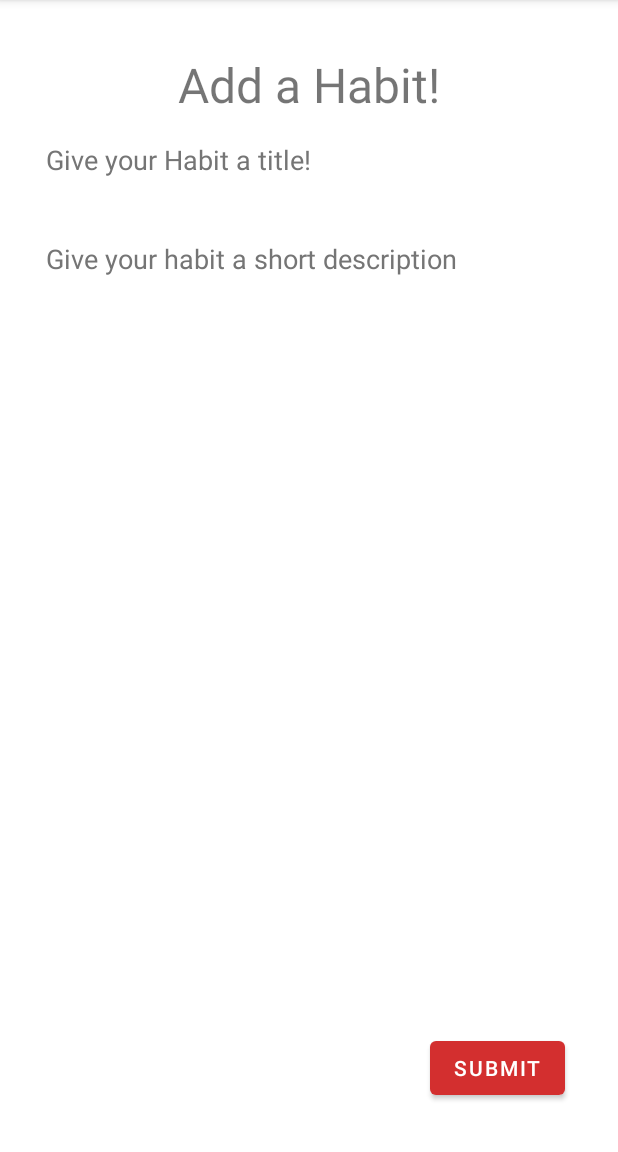
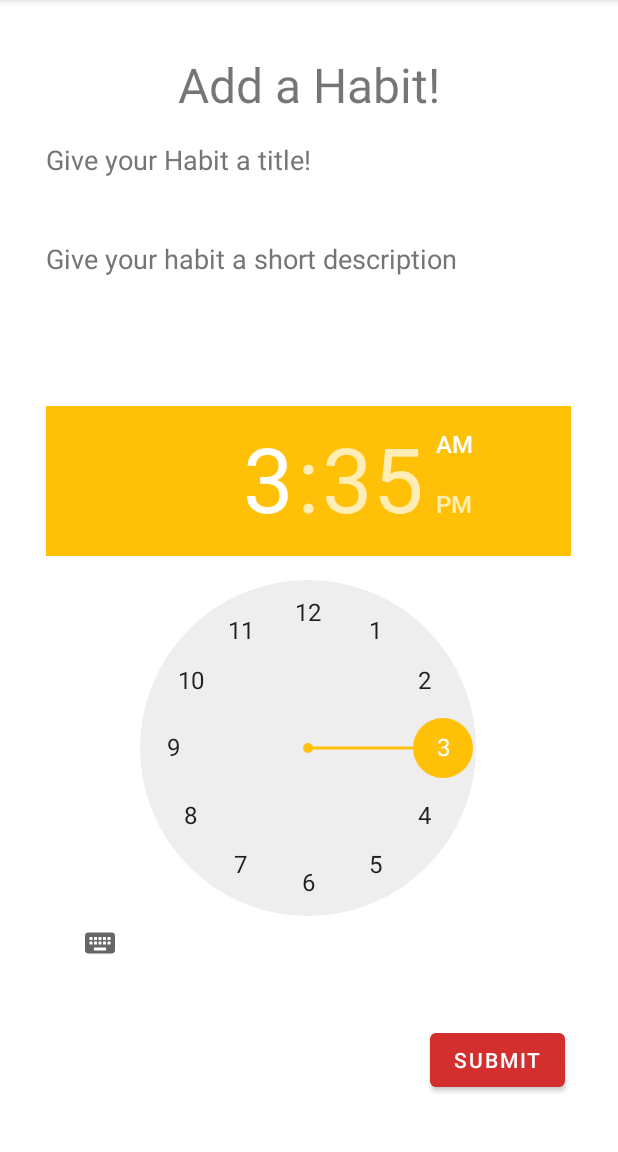
Before and after one commit to IBRice101/CMP309-Moodr, an Android app: the CreateHabitsActivity screen opened directly, with no data from a screen before it, on a phone screen of 412 x 824 dp, the part 84-1236 px from its top. Run offline under Robolectric (Android 15) with nearby library versions, the phone set to English and light mode, and no system bars; 2 statements that could not run were skipped.

Commit message:
add habit to database

```diff
--- a/app/src/main/java/com/ibrice/moodr/diary/InputActivity.java
+++ b/app/src/main/java/com/ibrice/moodr/diary/InputActivity.java
@@ -27,7 +27,7 @@ public class InputActivity extends AppCompatActivity {
 
         setTitle("Add New Diary Entry");
 
-        Button btnSubmit = findViewById(R.id.btnSubmit);
+        Button btnSubmitDiary = findViewById(R.id.btnSubmitHabit);
         edittxtTitle = findViewById(R.id.edittxtTitle);
         edittxtDiary = findViewById(R.id.edittxtDiary);
 
@@ -62,7 +62,7 @@ public class InputActivity extends AppCompatActivity {
             Toast.makeText(this, "You're feeling " + mood, Toast.LENGTH_SHORT).show();
         });
 
-        btnSubmit.setOnClickListener(v -> {
+        btnSubmitDiary.setOnClickListener(v -> {
             String title = edittxtTitle.getText().toString();
             String entry = edittxtDiary.getText().toString();
 
@@ -82,7 +82,7 @@ public class InputActivity extends AppCompatActivity {
 
                 dbManager.insertDiary(title, mood, entry);
 
-                Toast.makeText(this, "Entry added", Toast.LENGTH_SHORT).show();
+                Toast.makeText(this, "Entry added!", Toast.LENGTH_SHORT).show();
                 Intent returnToMain = new Intent(InputActivity.this, MainActivity.class).setFlags(Intent.FLAG_ACTIVITY_CLEAR_TOP);
                 startActivity(returnToMain);
 
--- a/app/src/main/java/com/ibrice/moodr/habits/CreateHabitsActivity.java
+++ b/app/src/main/java/com/ibrice/moodr/habits/CreateHabitsActivity.java
@@ -2,17 +2,56 @@ package com.ibrice.moodr.habits;
 
 import androidx.appcompat.app.AppCompatActivity;
 
+import android.content.Intent;
 import android.os.Bundle;
+import android.widget.Button;
+import android.widget.EditText;
+import android.widget.TimePicker;
+import android.widget.Toast;
 
 import com.ibrice.moodr.R;
+import com.ibrice.moodr.database.DBManager;
 
 public class CreateHabitsActivity extends AppCompatActivity {
+
+    TimePicker timePicker;
 
     @Override
     protected void onCreate(Bundle savedInstanceState) {
         super.onCreate(savedInstanceState);
         setContentView(R.layout.activity_create_habits);
 
-        //TODO: Add Habits stuff
+        int hour = timePicker.getHour();
+        int minute = timePicker.getMinute();
+
+        String timePicked = hour + ":" + minute;
+
+        Button btnSubmitHabit = findViewById(R.id.btnSubmitHabit);
+        EditText edittxtHabitTitle = findViewById(R.id.edittxtHabitTitle);
+        EditText edittxtHabitDescription = findViewById(R.id.edittxtHabitDescription);
+
+        btnSubmitHabit.setOnClickListener(v -> {
+            String title = edittxtHabitTitle.getText().toString();
+            String description = edittxtHabitDescription.getText().toString();
+
+            if (title.isEmpty()) {
+                Toast.makeText(this,
+                        "Please enter a title...", Toast.LENGTH_SHORT).show();
+            } else if (description.isEmpty()){
+                Toast.makeText(this,
+                        "Please enter a description...", Toast.LENGTH_SHORT).show();
+            } else {
+                DBManager dbManager = new DBManager(this);
+                dbManager.open();
+
+                dbManager.insertHabits(title, description, timePicked);
+
+                Toast.makeText(this, "Habit added!", Toast.LENGTH_SHORT).show();
+                Intent returnToHabits = new Intent(CreateHabitsActivity.this, ViewHabitsActivity.class).setFlags(Intent.FLAG_ACTIVITY_CLEAR_TOP);
+                startActivity(returnToHabits);
+
+                dbManager.close();
+            }
+        });
     }
 }
--- a/app/src/main/res/layout/activity_create_habits.xml
+++ b/app/src/main/res/layout/activity_create_habits.xml
@@ -8,25 +8,49 @@
 
     <!-- TODO: Add Habits stuff -->
 
-    <TextView
-        android:id="@+id/txtYourHabits"
+    <Button
+        android:id="@+id/btnSubmitHabit"
         android:layout_width="wrap_content"
         android:layout_height="wrap_content"
-        android:layout_marginBottom="672dp"
-        android:layout_marginEnd="123dp"
-        android:layout_marginStart="123dp"
-        android:layout_marginTop="16dp"
-        android:text="@string/add_a_habit"
-        android:textSize="32sp"
-        android:textAlignment="center"
+        android:layout_marginBottom="32dp"
+        android:layout_marginEnd="8dp"
+        android:layout_marginTop="15dp"
+        android:text="@string/submit"
         app:layout_constraintBottom_toBottomOf="parent"
         app:layout_constraintEnd_toEndOf="parent"
+        app:layout_constraintHorizontal_bias="0.914"
         app:layout_constraintStart_toStartOf="parent"
-        app:layout_constraintTop_toTopOf="parent" />
+        app:layout_constraintTop_toBottomOf="@+id/timePicker" />
 
 
     <EditText
-        android:id="@+id/edittxtTitle"
+        android:id="@+id/edittxtHabitDescription"
+        style="@style/Widget.AppCompat.Light.AutoCompleteTextView"
+        android:layout_width="350dp"
+        android:layout_height="75dp"
+        android:layout_marginBottom="452dp"
+        android:layout_marginEnd="16dp"
+        android:layout_marginStart="16dp"
+        android:layout_marginTop="16dp"
+        android:background="#FFFFFF"
+        android:ems="10"
+        android:gravity="top|start"
+        android:hint="@string/give_your_habit_a_short_description"
+        android:importantForAutofill="no"
+        android:inputType="text"
+        android:singleLine="false"
+        android:textColor="@color/black"
+        android:textColorHint="#757575"
+        app:layout_constraintBottom_toTopOf="@+id/btnSubmitHabit"
+        app:layout_constraintEnd_toEndOf="parent"
+        app:layout_constraintHorizontal_bias="0.482"
+        app:layout_constraintStart_toStartOf="parent"
+        app:layout_constraintTop_toBottomOf="@+id/edittxtHabitTitle"
+        app:layout_constraintVertical_bias="0.0"
+        tools:ignore="LabelFor" />
+
+    <EditText
+        android:id="@+id/edittxtHabitTitle"
         android:layout_width="350dp"
         android:layout_height="50dp"
         android:layout_marginBottom="64dp"
@@ -42,7 +66,7 @@
         android:singleLine="false"
         android:textColor="@color/black"
         android:textColorHint="#757575"
-        app:layout_constraintBottom_toTopOf="@+id/btnSubmit"
+        app:layout_constraintBottom_toTopOf="@+id/btnSubmitHabit"
         app:layout_constraintEnd_toEndOf="parent"
         app:layout_constraintHorizontal_bias="0.482"
         app:layout_constraintStart_toStartOf="parent"
@@ -50,42 +74,33 @@
         app:layout_constraintVertical_bias="0.0"
         tools:ignore="LabelFor" />
 
-    <EditText
-        android:id="@+id/edittxtDiary"
-        style="@style/Widget.AppCompat.Light.AutoCompleteTextView"
-        android:layout_width="350dp"
-        android:layout_height="50dp"
-        android:layout_marginBottom="452dp"
-        android:layout_marginEnd="16dp"
-        android:layout_marginStart="16dp"
-        android:layout_marginTop="16dp"
-        android:background="#FFFFFF"
-        android:ems="10"
-        android:gravity="top|start"
-        android:hint="@string/give_your_habit_a_short_description"
-        android:importantForAutofill="no"
-        android:inputType="textLongMessage|textMultiLine|text"
-        android:singleLine="false"
-        android:textColor="@color/black"
-        android:textColorHint="#757575"
-        app:layout_constraintBottom_toTopOf="@+id/btnSubmit"
-        app:layout_constraintEnd_toEndOf="parent"
-        app:layout_constraintHorizontal_bias="0.482"
-        app:layout_constraintStart_toStartOf="parent"
-        app:layout_constraintTop_toBottomOf="@+id/edittxtTitle"
-        app:layout_constraintVertical_bias="0.0"
-        tools:ignore="LabelFor" />
-
-    <Button
-        android:id="@+id/btnSubmit"
+    <TextView
+        android:id="@+id/txtYourHabits"
         android:layout_width="wrap_content"
         android:layout_height="wrap_content"
-        android:layout_marginBottom="32dp"
-        android:layout_marginEnd="8dp"
-        android:text="@string/submit"
+        android:layout_marginBottom="672dp"
+        android:layout_marginEnd="123dp"
+        android:layout_marginStart="123dp"
+        android:layout_marginTop="16dp"
+        android:text="@string/add_a_habit"
+        android:textAlignment="center"
+        android:textSize="32sp"
         app:layout_constraintBottom_toBottomOf="parent"
         app:layout_constraintEnd_toEndOf="parent"
-        app:layout_constraintHorizontal_bias="0.914"
-        app:layout_constraintStart_toStartOf="parent" />
+        app:layout_constraintStart_toStartOf="parent"
+        app:layout_constraintTop_toTopOf="parent" />
+
+    <TimePicker
+        android:id="@+id/timePicker"
+        android:layout_width="350dp"
+        android:layout_height="375dp"
+        android:layout_marginBottom="15dp"
+        android:layout_marginEnd="31dp"
+        android:layout_marginStart="30dp"
+        android:layout_marginTop="30dp"
+        app:layout_constraintBottom_toTopOf="@+id/btnSubmitHabit"
+        app:layout_constraintEnd_toEndOf="parent"
+        app:layout_constraintStart_toStartOf="parent"
+        app:layout_constraintTop_toBottomOf="@+id/edittxtHabitDescription" />
 
 </androidx.constraintlayout.widget.ConstraintLayout>
--- a/app/src/main/res/values/strings.xml
+++ b/app/src/main/res/values/strings.xml
@@ -145,4 +145,6 @@
     </string>
     <string name="action_settings">Settings</string>
     <string name="add_a_new_habit">Add a new habit</string>
+    <string name="hour_colon">Hour:</string>
+    <string name="minute_colob">Minute:</string>
 </resources>
```
Also changed, not shown: app/src/main/java/com/ibrice/moodr/database/DBHelper.java (+21 -7 lines), app/src/main/java/com/ibrice/moodr/database/DBManager.java (+37 -6 lines), app/src/main/res/layout/activity_input.xml (+4 -4 lines).
